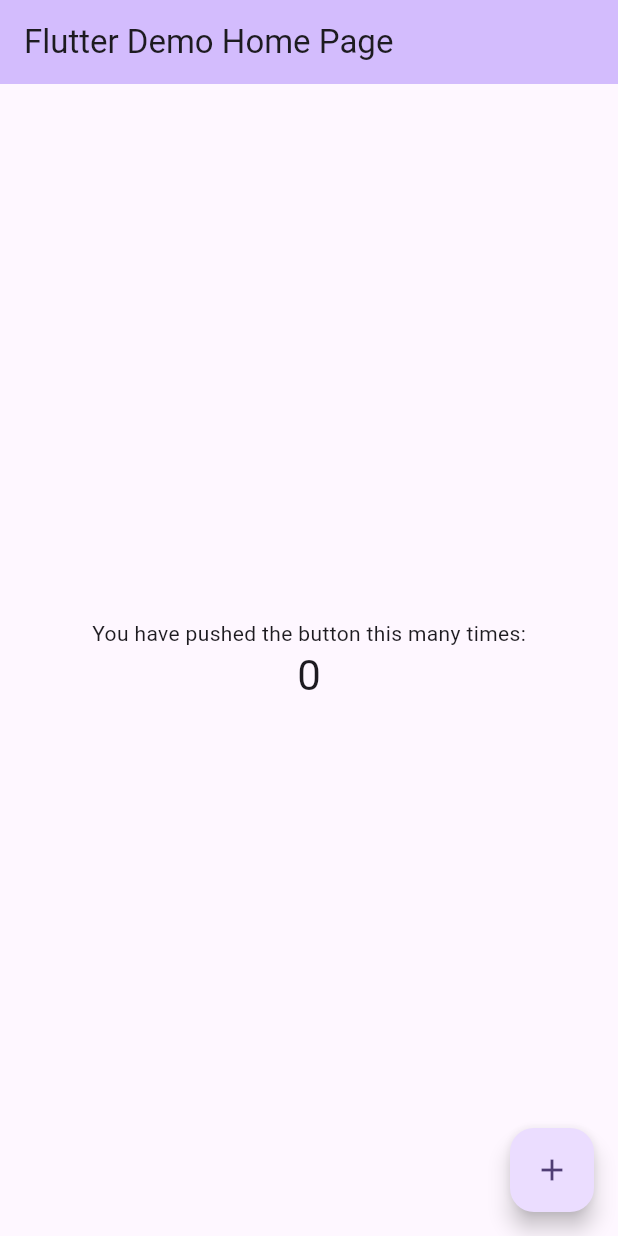
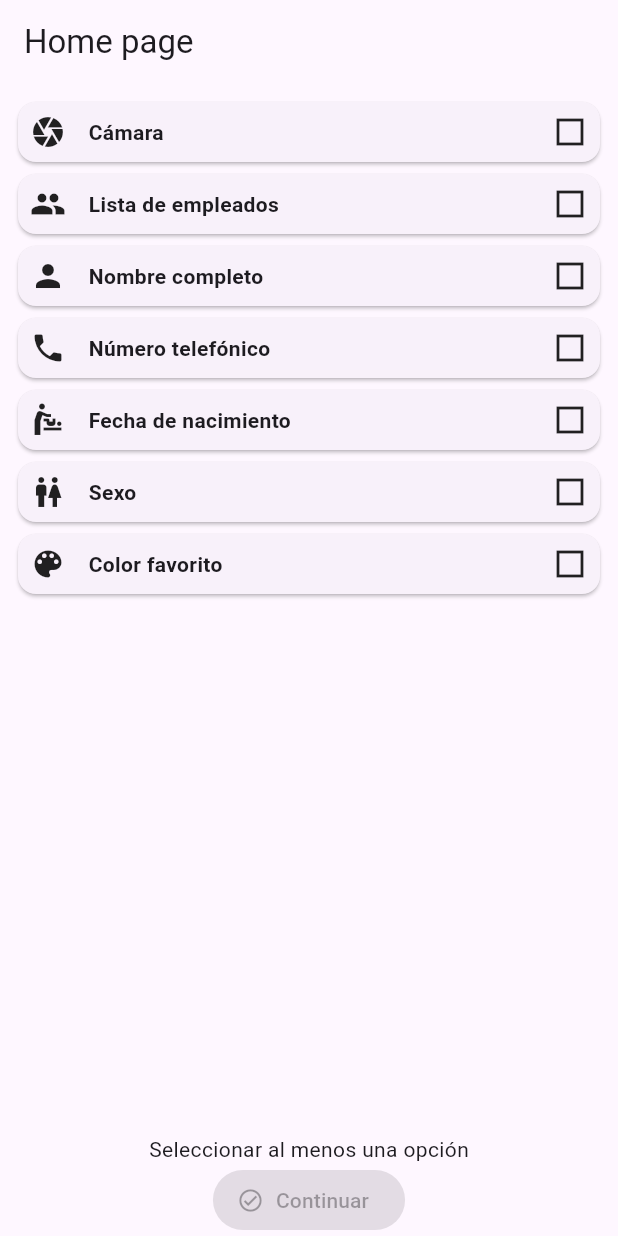
Before and after one commit to george2108/sivale_test, a Flutter app: the screen it shows after launch, on a phone screen of 412 x 824 dp. Run offline on Flutter 3.47's test engine with Material 3 defaults, Android fonts, the light colour scheme and no system bars; our stand-ins replace bloc, equatable, flutter_bloc.

Commit message:
Nueva pagina de home con funcionalidad de seleccionar items

```diff
--- /dev/null
+++ b/lib/app.dart
@@ -0,0 +1,23 @@
+import 'package:flutter/material.dart';
+
+import 'src/presentation/pages/home/home_page.dart';
+
+class App extends StatelessWidget {
+  const App({super.key});
+
+  @override
+  Widget build(BuildContext context) {
+    return MaterialApp(
+      title: 'Flutter Demo',
+      debugShowCheckedModeBanner: false,
+      theme: ThemeData(
+        colorScheme: ColorScheme.fromSeed(seedColor: Colors.deepPurple),
+        useMaterial3: true,
+      ),
+      initialRoute: '/',
+      routes: {
+        '/': (_) => HomePage(),
+      },
+    );
+  }
+}
--- a/lib/main.dart
+++ b/lib/main.dart
@@ -1,4 +1,8 @@
 import 'package:flutter/material.dart';
+import 'package:flutter_bloc/flutter_bloc.dart';
+
+import 'app.dart';
+import 'src/presentation/bloc/selection/selection_bloc.dart';
 
 void main() {
   runApp(const MyApp());
@@ -9,61 +13,13 @@ class MyApp extends StatelessWidget {
 
   @override
   Widget build(BuildContext context) {
-    return MaterialApp(
-      title: 'Flutter Demo',
-      theme: ThemeData(
-        colorScheme: ColorScheme.fromSeed(seedColor: Colors.deepPurple),
-        useMaterial3: true,
-      ),
-      home: const MyHomePage(title: 'Flutter Demo Home Page'),
+    return MultiBlocProvider(
+      providers: [
+        BlocProvider(
+          create: (context) => SelectionBloc(),
+        ),
+      ],
+      child: const App(),
     );
   }
 }
-
-class MyHomePage extends StatefulWidget {
-  const MyHomePage({super.key, required this.title});
-
-  final String title;
-
-  @override
-  State<MyHomePage> createState() => _MyHomePageState();
-}
-
-class _MyHomePageState extends State<MyHomePage> {
-  int _counter = 0;
-
-  void _incrementCounter() {
-    setState(() {
-      _counter++;
-    });
-  }
-
-  @override
-  Widget build(BuildContext context) {
-    return Scaffold(
-      appBar: AppBar(
-        backgroundColor: Theme.of(context).colorScheme.inversePrimary,
-        title: Text(widget.title),
-      ),
-      body: Center(
-        child: Column(
-          mainAxisAlignment: MainAxisAlignment.center,
-          children: <Widget>[
-            const Text(
-              'You have pushed the button this many times:',
-            ),
-            Text(
-              '$_counter',
-              style: Theme.of(context).textTheme.headlineMedium,
-            ),
-          ],
-        ),
-      ),
-      floatingActionButton: FloatingActionButton(
-        onPressed: _incrementCounter,
-        tooltip: 'Increment',
-        child: const Icon(Icons.add),
-      ),
-    );
-  }
-}
--- /dev/null
+++ b/lib/src/config/enum/options_home_enum.dart
@@ -0,0 +1,9 @@
+enum OptionsHomeEnum {
+  camera,
+  listEmployees,
+  fullName,
+  phoneNumber,
+  birthDate,
+  sex,
+  favoriteColor,
+}
--- /dev/null
+++ b/lib/src/presentation/bloc/selection/selection_bloc.dart
@@ -0,0 +1,28 @@
+import 'package:bloc/bloc.dart';
+import 'package:equatable/equatable.dart';
+
+import '../../../config/enum/options_home_enum.dart';
+
+part 'selection_event.dart';
+part 'selection_state.dart';
+
+class SelectionBloc extends Bloc<SelectionEvent, SelectionState> {
+  SelectionBloc() : super(const SelectionState()) {
+    on<AddElementToSelectionEvent>(_addElementToSelection);
+  }
+
+  _addElementToSelection(
+    AddElementToSelectionEvent event,
+    Emitter<SelectionState> emit,
+  ) {
+    final copyList = List<OptionsHomeEnum>.from(state.elementsSelected);
+    final indexElement =
+        copyList.indexWhere((element) => element == event.value);
+    if (indexElement > -1) {
+      copyList.removeAt(indexElement);
+    } else {
+      copyList.add(event.value);
+    }
+    emit(state.copyWith(elementsSelected: copyList));
+  }
+}
--- /dev/null
+++ b/lib/src/presentation/bloc/selection/selection_event.dart
@@ -0,0 +1,17 @@
+part of 'selection_bloc.dart';
+
+sealed class SelectionEvent extends Equatable {
+  const SelectionEvent();
+
+  @override
+  List<Object> get props => [];
+}
+
+class AddElementToSelectionEvent extends SelectionEvent {
+  final OptionsHomeEnum value;
+
+  const AddElementToSelectionEvent(this.value);
+
+  @override
+  List<Object> get props => [value];
+}
--- /dev/null
+++ b/lib/src/presentation/bloc/selection/selection_state.dart
@@ -0,0 +1,21 @@
+part of 'selection_bloc.dart';
+
+class SelectionState extends Equatable {
+  final List<OptionsHomeEnum> elementsSelected;
+
+  const SelectionState({
+    this.elementsSelected = const [],
+  });
+
+  SelectionState copyWith({
+    List<OptionsHomeEnum>? elementsSelected,
+  }) =>
+      SelectionState(
+        elementsSelected: elementsSelected ?? this.elementsSelected,
+      );
+
+  @override
+  List<Object> get props => [
+        elementsSelected,
+      ];
+}
--- /dev/null
+++ b/lib/src/presentation/pages/home/home_page.dart
@@ -0,0 +1,93 @@
+import 'package:flutter/material.dart';
+import 'package:flutter_bloc/flutter_bloc.dart';
+
+import '../../../config/enum/options_home_enum.dart';
+import '../../../utils/models/option_home_item_model.dart';
+import '../../bloc/selection/selection_bloc.dart';
+import '../../widgets/home_item_widget.dart';
+
+class HomePage extends StatelessWidget {
+  final List<OptionHomeItemModel> optionsList = [
+    OptionHomeItemModel(
+      title: 'Cámara',
+      icon: Icons.camera,
+      value: OptionsHomeEnum.camera,
+      selected: false,
+    ),
+    OptionHomeItemModel(
+      title: 'Lista de empleados',
+      icon: Icons.group,
+      value: OptionsHomeEnum.listEmployees,
+      selected: false,
+    ),
+    OptionHomeItemModel(
+      title: 'Nombre completo',
+      icon: Icons.person,
+      value: OptionsHomeEnum.fullName,
+      selected: false,
+    ),
+    OptionHomeItemModel(
+      title: 'Número telefónico',
+      icon: Icons.phone,
+      value: OptionsHomeEnum.phoneNumber,
+      selected: false,
+    ),
+    OptionHomeItemModel(
+      title: 'Fecha de nacimiento',
+      icon: Icons.baby_changing_station,
+      value: OptionsHomeEnum.birthDate,
+      selected: false,
+    ),
+    OptionHomeItemModel(
+      title: 'Sexo',
+      icon: Icons.wc_outlined,
+      value: OptionsHomeEnum.sex,
+      selected: false,
+    ),
+    OptionHomeItemModel(
+      title: 'Color favorito',
+      icon: Icons.color_lens,
+      value: OptionsHomeEnum.favoriteColor,
+      selected: false,
+    ),
+  ];
+
+  HomePage({super.key});
+
+  @override
+  Widget build(BuildContext context) {
+    final bloc = BlocProvider.of<SelectionBloc>(context, listen: true);
+
+    return Scaffold(
+      appBar: AppBar(
+        title: const Text('Home page'),
+      ),
+      body: Column(
+        children: [
+          Expanded(
+            child: ListView.builder(
+              padding: const EdgeInsets.all(8),
+              itemCount: optionsList.length,
+              itemBuilder: (_, index) {
+                final element = optionsList[index];
+                return HomeItemWidget(
+                  icon: element.icon,
+                  title: element.title,
+                  value: element.value,
+                  selected: bloc.state.elementsSelected.contains(element.value),
+                );
+              },
+            ),
+          ),
+          if (bloc.state.elementsSelected.isEmpty)
+            const Text('Seleccionar al menos una opción'),
+          FilledButton.icon(
+            onPressed: bloc.state.elementsSelected.isEmpty ? null : () {},
+            label: const Text('Continuar'),
+            icon: const Icon(Icons.check_circle_outline_outlined),
+          ),
+        ],
+      ),
+    );
+  }
+}
--- /dev/null
+++ b/lib/src/presentation/widgets/home_item_widget.dart
@@ -0,0 +1,53 @@
+import 'package:flutter/material.dart';
+import 'package:flutter_bloc/flutter_bloc.dart';
+
+import '../../config/enum/options_home_enum.dart';
+import '../bloc/selection/selection_bloc.dart';
+
+class HomeItemWidget extends StatelessWidget {
+  final String title;
+  final IconData icon;
+  final OptionsHomeEnum value;
+  final bool selected;
+
+  const HomeItemWidget({
+    super.key,
+    required this.title,
+    required this.icon,
+    required this.value,
+    required this.selected,
+  });
+
+  @override
+  Widget build(BuildContext context) {
+    return InkWell(
+      onTap: () {
+        BlocProvider.of<SelectionBloc>(context)
+            .add(AddElementToSelectionEvent(value));
+      },
+      child: Card(
+        color: selected ? Colors.green : Theme.of(context).cardTheme.color,
+        child: Padding(
+          padding: const EdgeInsets.all(8.0),
+          child: Row(
+            children: [
+              Icon(icon),
+              const SizedBox(width: 15),
+              Expanded(
+                child: Text(
+                  title,
+                  style: const TextStyle(fontWeight: FontWeight.bold),
+                ),
+              ),
+              Icon(
+                selected
+                    ? Icons.check_box_outlined
+                    : Icons.check_box_outline_blank_sharp,
+              )
+            ],
+          ),
+        ),
+      ),
+    );
+  }
+}
--- /dev/null
+++ b/lib/src/utils/models/option_home_item_model.dart
@@ -0,0 +1,17 @@
+import 'package:flutter/material.dart';
+
+import '../../config/enum/options_home_enum.dart';
+
+class OptionHomeItemModel {
+  final String title;
+  final IconData icon;
+  final OptionsHomeEnum value;
+  final bool selected;
+
+  OptionHomeItemModel({
+    required this.title,
+    required this.icon,
+    required this.value,
+    required this.selected,
+  });
+}
```
